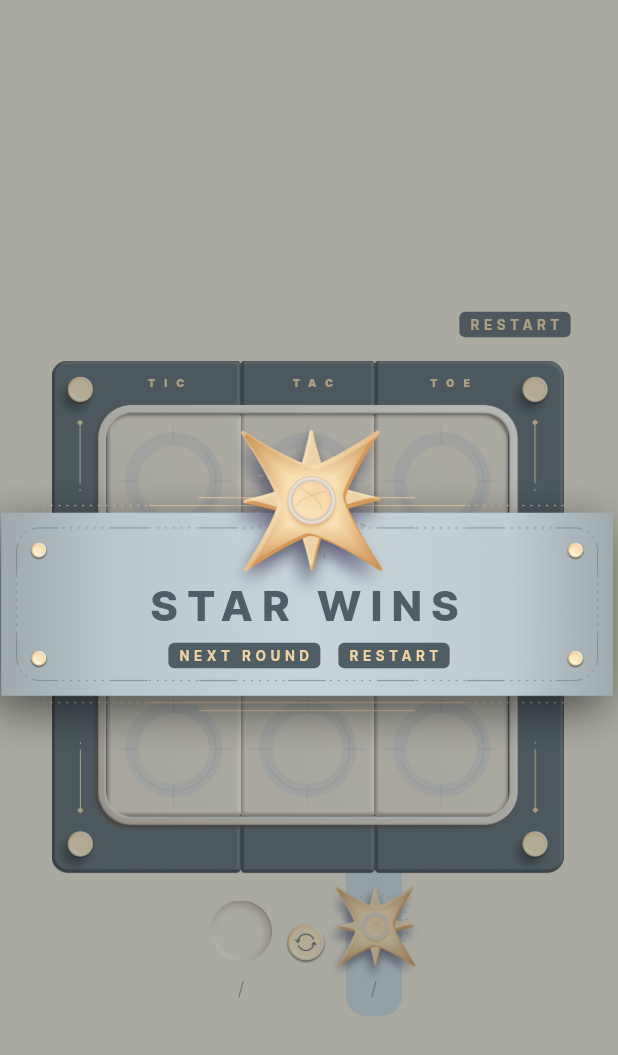
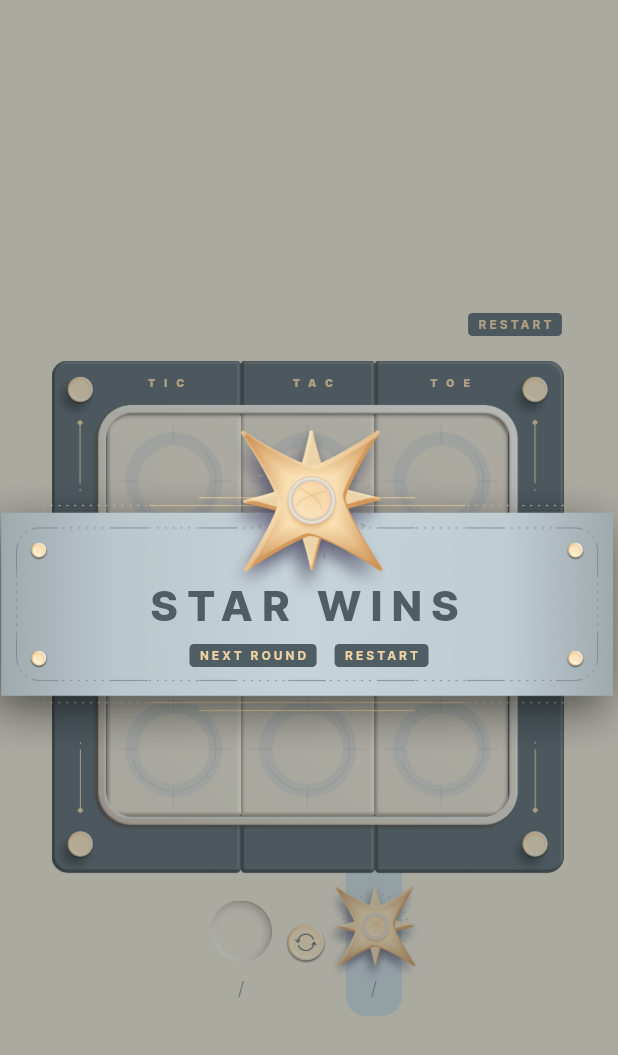
Before and after one commit to sanihaq/cosmic_tic_tac_toe, a Flutter app: the screen it shows after launch, on a phone screen of 412 x 824 dp. Shown: the top 1055 px of the screen. Run offline on Flutter 3.47's test engine with Material 2 defaults, Android fonts, the phone set to English and light mode, and no system bars; missing offline and left inert: flutter_reactive_value, window_manager.

Commit message:
minor ui changes

```diff
--- a/lib/main.dart
+++ b/lib/main.dart
@@ -12,6 +12,7 @@ void main() async {
   if (PlatformDetails.instance.isDesktop) {
     await windowManager.ensureInitialized();
     windowManager.setAlwaysOnTop(true);
+    windowManager.setResizable(false);
   }
 
   Board.instance;
--- a/lib/widgets/button.dart
+++ b/lib/widgets/button.dart
@@ -22,18 +22,18 @@ class Button extends StatelessWidget {
       child: Container(
         decoration: BoxDecoration(
           color: kButtonColor,
-          borderRadius: BorderRadius.circular(4),
+          borderRadius: BorderRadius.circular(3),
         ),
         child: Padding(
-          padding: const EdgeInsets.symmetric(horizontal: 6.0, vertical: 2),
+          padding: const EdgeInsets.only(left: 6.0, right: 6.0, top: 2, bottom: 2.4),
           child: Text(
             label,
             style: const TextStyle(
               color: kButtonTextColor,
-              fontSize: 9,
+              fontSize: 8,
               fontFamily: 'Inter',
               fontWeight: FontWeight.w700,
-              letterSpacing: 3,
+              letterSpacing: 2,
             ),
           ),
         ),
```
